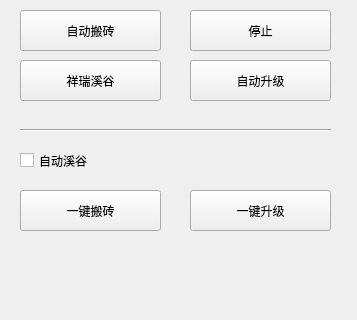
Above: voyager/ui/main.ui from seayona/dnf before the change; both pictures show x 0 to 357 and y 0 to 320 of the 357 by 588 pixel window. Below: the same form after it.
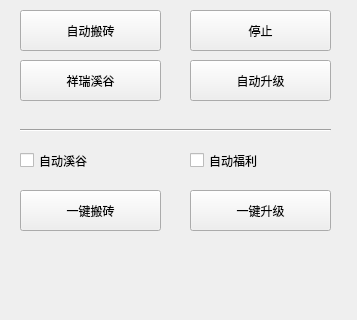
That is the form after the change.

Commit message: F：公会福利

What changed in the file:
```diff
--- a/voyager/ui/main.ui
+++ b/voyager/ui/main.ui
@@ -82,6 +82,19 @@
      <string>自动溪谷</string>
     </property>
    </widget>
+   <widget class="QCheckBox" name="ckbox_auto_welfare">
+    <property name="geometry">
+     <rect>
+      <x>190</x>
+      <y>140</y>
+      <width>90</width>
+      <height>41</height>
+     </rect>
+    </property>
+    <property name="text">
+     <string>自动福利</string>
+    </property>
+   </widget>
    <widget class="QPushButton" name="btn_auto_work">
     <property name="geometry">
      <rect>
```
The commit also changes 18 other files.
